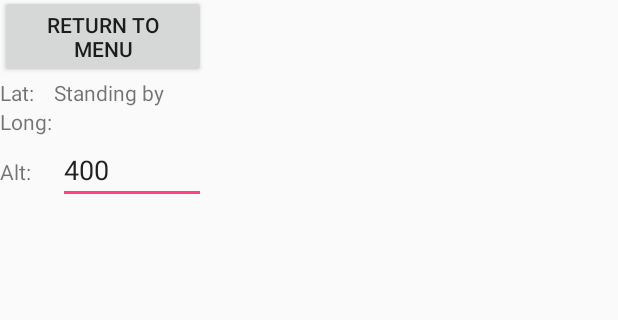
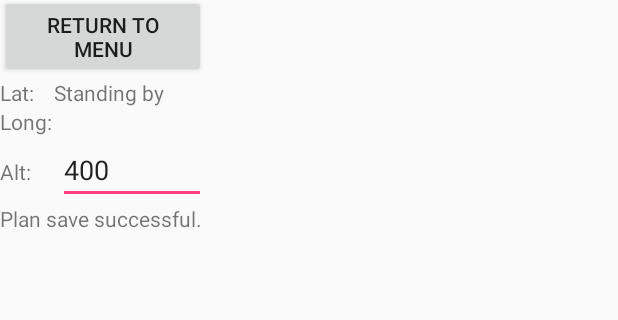
Before and after one commit to peterstanton/AerialMapmaker, an Android app: the MissionPlanner screen opened directly, with no data from a screen before it, after a tap on "SAVE PLAN", on a phone screen of 412 x 824 dp, the part 77-397 px from its top. Run offline under Robolectric (Android 15) with nearby library versions, the phone set to English and light mode, and no system bars; 5 statements that could not run were skipped.

Commit message:
file save success/fail updates to mission planner

```diff
--- a/app/src/main/java/com/c_sharpphoto/aerialmapmaker/MissionPlanner.java
+++ b/app/src/main/java/com/c_sharpphoto/aerialmapmaker/MissionPlanner.java
@@ -11,6 +11,7 @@ import android.support.v4.app.ActivityCompat;
 import android.support.v4.app.FragmentActivity;
 import android.util.Log;
 import android.view.View;
+import android.view.View.OnClickListener;
 import android.widget.EditText;
 import android.widget.TextView;
 
@@ -41,7 +42,6 @@ public class MissionPlanner extends FragmentActivity implements OnMapReadyCallba
 
     private GoogleMap mMap;
     private GoogleApiClient mGoogleApiClient;
-    private Location mLastLocation;
     private Location mOldLocation;
     private LocationRequest mLocationRequest;
     private String dat;
@@ -49,11 +49,12 @@ public class MissionPlanner extends FragmentActivity implements OnMapReadyCallba
     private TextView mLatitude;
     private TextView mLongitude;
     private EditText mAltitude;
+    private TextView saved;
 
     private static final String TAG = "MEDIA";
 
 
-    private double myLat, myLong, polyLatOffset, polyLongOffset;
+    private double myLat, myLong;
     public int routeSize;
 
     public double planLat, planLong;
@@ -82,6 +83,7 @@ public class MissionPlanner extends FragmentActivity implements OnMapReadyCallba
         client = new GoogleApiClient.Builder(this).addApi(AppIndex.API).build();
         mLatitude = (TextView) findViewById(R.id.planLat);
         mLongitude = (TextView) findViewById(R.id.planLong);
+        saved = (TextView) findViewById(R.id.saveSuccess);
         mAltitude = (EditText) findViewById(R.id.planAlt);
 
     }
@@ -125,7 +127,7 @@ public class MissionPlanner extends FragmentActivity implements OnMapReadyCallba
             // for ActivityCompat#requestPermissions for more details.
             return;
         }
-        mLastLocation = LocationServices.FusedLocationApi.getLastLocation(mGoogleApiClient);
+        Location mLastLocation = LocationServices.FusedLocationApi.getLastLocation(mGoogleApiClient);
         if (mLastLocation == null) {
             return;
         }
@@ -297,6 +299,7 @@ public class MissionPlanner extends FragmentActivity implements OnMapReadyCallba
 
     @Override
     public void onMarkerDragStart(Marker marker) {
+        saved.setText("Press [Save] to save plan.");
 
     }
 
@@ -341,6 +344,10 @@ public class MissionPlanner extends FragmentActivity implements OnMapReadyCallba
             e.printStackTrace();
             Log.e(TAG, "******* IOException");
         }
+        saved.setText("Plan save successful.");
 
     }
+
+
+
 };
--- a/app/src/main/res/layout/activity_mission_planner.xml
+++ b/app/src/main/res/layout/activity_mission_planner.xml
@@ -80,9 +80,21 @@
             android:text="400"
             android:id="@+id/planAlt"
             android:inputType="number"
-            android:layout_weight="4"/>
+            android:layout_weight="4"
+            />
+
+
 
         </LinearLayout>
+
+        <TextView
+            android:layout_width="wrap_content"
+            android:layout_height="wrap_content"
+            android:id="@+id/saveSuccess"
+            android:text="Press {Save] to save plan."
+            android:backgroundTint="#dcdcdc"
+            android:layout_weight="2"
+            />
 
     </LinearLayout>
 
```
